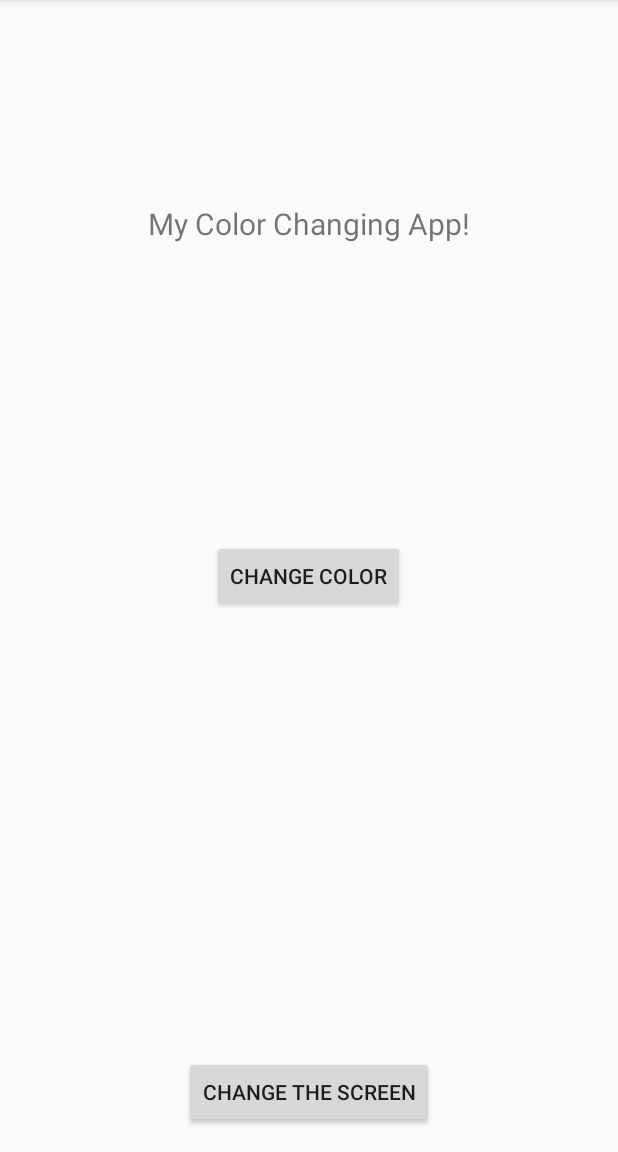
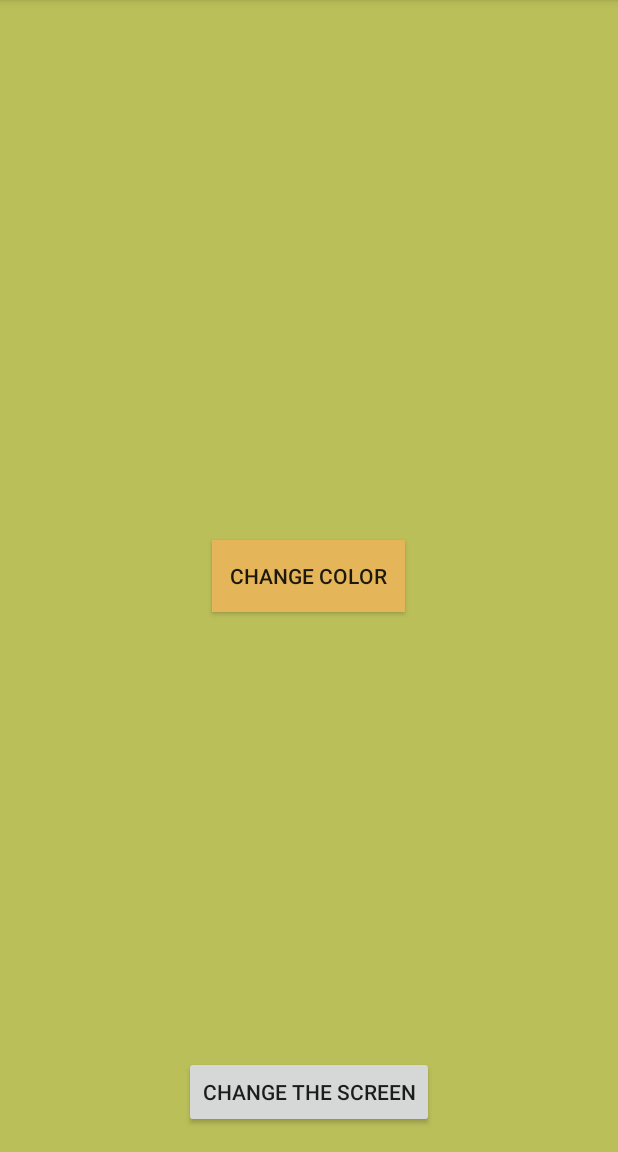
Before and after one commit to brandonjolley97/AboutMe, an Android app: the screen it shows after launch (StupidMorningActivity), in the options menu, after a tap on "Settings", on a phone screen of 412 x 824 dp, the part 84-1236 px from its top. Run offline under Robolectric (Android 15) with nearby library versions, the phone set to English and light mode, and no system bars.

Commit message:
fixed things

```diff
--- a/app/src/main/java/com/example/bjol7457/firstandroidproject/StupidMorningActivity.java
+++ b/app/src/main/java/com/example/bjol7457/firstandroidproject/StupidMorningActivity.java
@@ -9,6 +9,7 @@ import android.widget.TextView;
 import android.widget.RelativeLayout;
 import android.view.View;
 import android.content.Intent;
+import android.graphics.Color;
 
 
 public class StupidMorningActivity extends AppCompatActivity
@@ -26,8 +27,8 @@ public class StupidMorningActivity extends AppCompatActivity
         setContentView(R.layout.activity_stupid_morning);
 
         background = (RelativeLayout) findViewById(R.id.backgroundLayout);
-        basicText = (TextView) findViewById(R.id.sillyText);
-        colorChangeButton = (Button) findViewById(R.id.sillyButton);
+        basicText = (TextView) findViewById(R.id.textView);
+        colorChangeButton = (Button) findViewById(R.id.changeColorButton);
         swapScreenButton = (Button) findViewById(R.id.swapScreenButton);
 
         setupListeners();
@@ -60,7 +61,17 @@ public class StupidMorningActivity extends AppCompatActivity
         int greenColor;
         int blueColor;
 
-        redColor = (int)
+        redColor = (int) (Math.random() * 256);
+        greenColor = (int) (Math.random() * 256);
+        blueColor = (int) (Math.random() * 256);
+
+        background.setBackgroundColor(Color.rgb(redColor, greenColor, blueColor));
+
+        redColor = (int) (Math.random() * 256);
+        greenColor = (int) (Math.random() * 256);
+        blueColor = (int) (Math.random() * 256);
+
+        colorChangeButton.setBackgroundColor(Color.rgb(redColor, greenColor, blueColor));
     }
 
     private void changeVisibility()
@@ -81,22 +92,16 @@ public class StupidMorningActivity extends AppCompatActivity
     {
         colorChangeButton.setOnClickListener(new View.OnClickListener()
         {
+            @Override
             public void onClick(View buttonView)
             {
                 //This is where the action happens!
                 changeBackgroundColor();
-                ChangeVisibility();
+                changeVisibility();
             }
         });
 
-        swapScreenButton.setOnClickListener(new View.OnClickListener()
-        {
-            public void onClick(View buttonView)
-            {
-                Intent myIntent = new Intent(buttonView.getContext(), RunningActivity.class);
-                startActivityForResult(myIntent, 0);
-            }
-        });
+
 
     }
 }
--- a/app/src/main/res/layout/activity_stupid_morning.xml
+++ b/app/src/main/res/layout/activity_stupid_morning.xml
@@ -4,7 +4,7 @@
     android:paddingRight="@dimen/activity_horizontal_margin"
     android:paddingTop="@dimen/activity_vertical_margin"
     android:paddingBottom="@dimen/activity_vertical_margin" tools:context=".MainActivity"
-    android:id="@+id/swapScreenButton">
+    android:id="@+id/backgroundLayout">
 
     <TextView
         android:layout_width="wrap_content"
```
Also changed, not shown: app/src/main/java/com/example/bjol7457/firstandroidproject/RunningActivity.java (deleted, +0 -9 lines), 1 other file.
